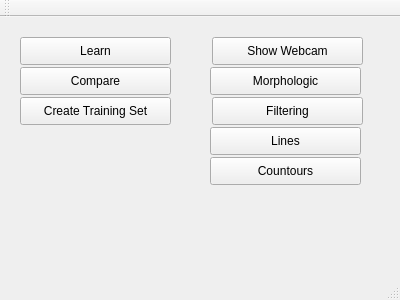
d-fal/computerVision, file opencvTest03/mainwindow.ui: the form before one commit.
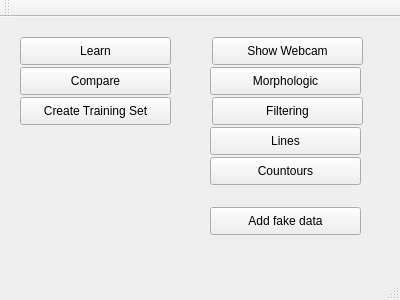
The form after the commit.

What changed in the file:
```diff
--- a/opencvTest03/mainwindow.ui
+++ b/opencvTest03/mainwindow.ui
@@ -118,6 +118,19 @@
      <string>Create Training Set</string>
     </property>
    </widget>
+   <widget class="QPushButton" name="pushButton_9">
+    <property name="geometry">
+     <rect>
+      <x>210</x>
+      <y>190</y>
+      <width>151</width>
+      <height>28</height>
+     </rect>
+    </property>
+    <property name="text">
+     <string>Add fake data</string>
+    </property>
+   </widget>
   </widget>
   <widget class="QMenuBar" name="menuBar">
    <property name="geometry">
```
